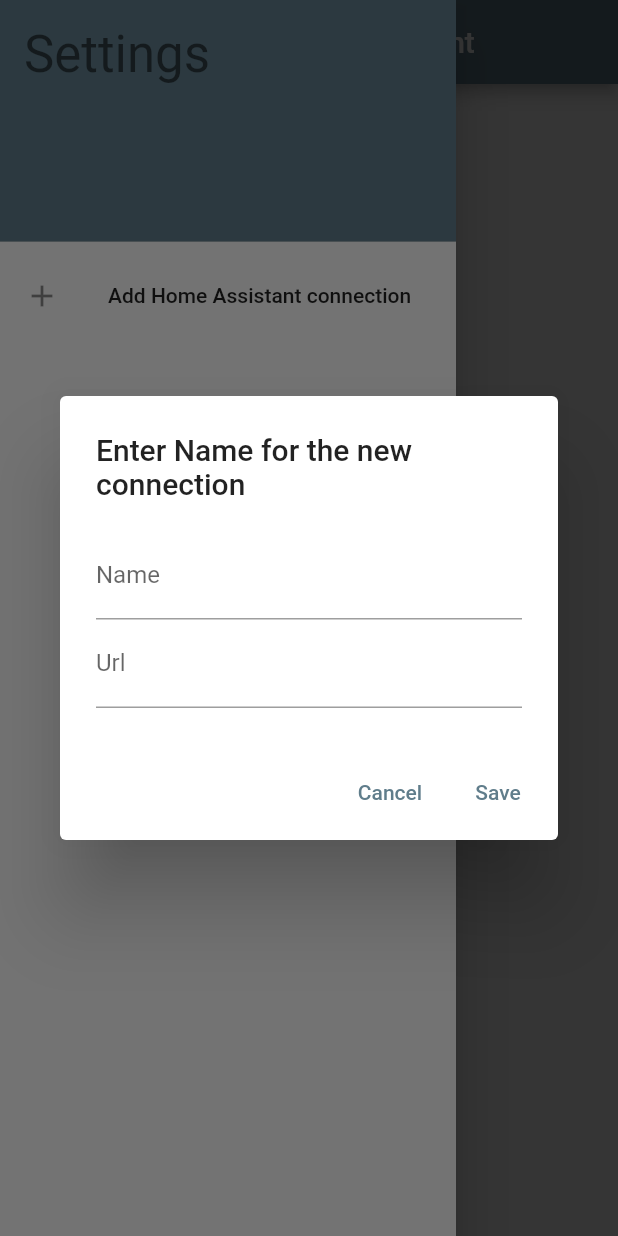
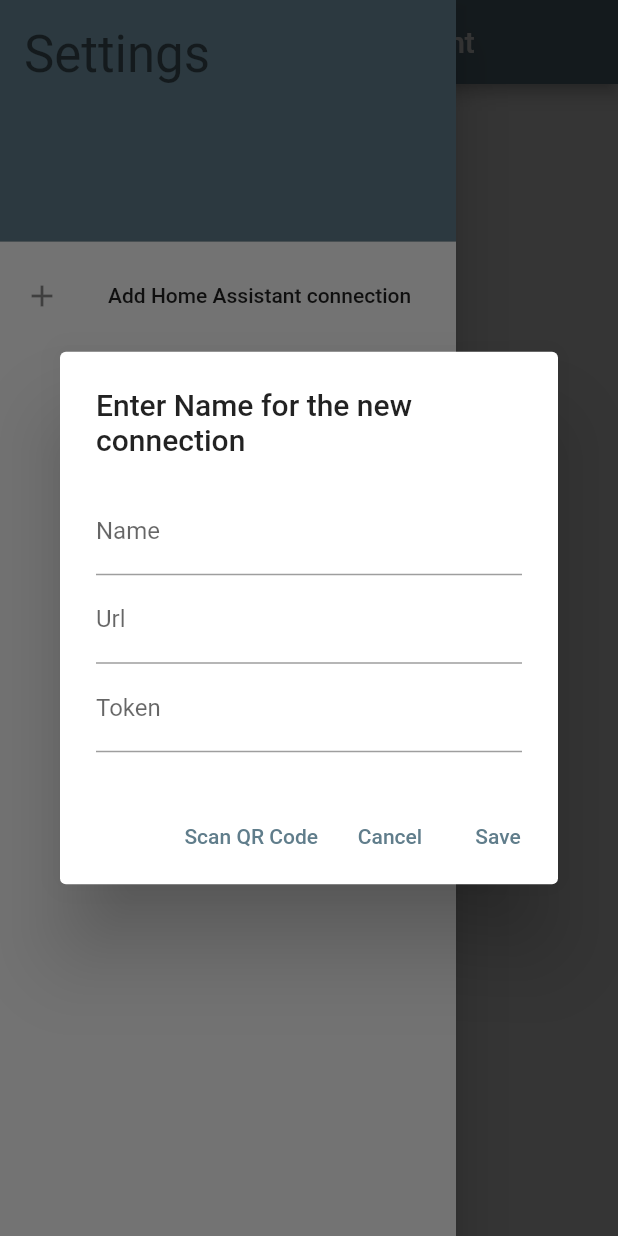
Before and after one commit to feelx88/fafnir, a Flutter app: the screen it shows after launch, in the side drawer, after a tap on "Add Home Assistant connection", on a phone screen of 412 x 824 dp. Run offline on Flutter 3.47's test engine with Material 2 defaults, Android fonts, the phone set to English and light mode, and no system bars; our stand-ins replace shared_preferences; missing offline and left inert: flutter_barcode_scanner, flutter_windowmanager.

Commit message:
Moved "add connection" dialog to own class.

```diff
--- a/lib/data/home_assistant_connection.dart
+++ b/lib/data/home_assistant_connection.dart
@@ -39,6 +39,6 @@
             .getStringList(key)
             ?.map((e) => HomeAssistantConnection.fromString(e))
             .toList(growable: true) ??
-        List.empty();
+        List.empty(growable: true);
   }
 }
--- /dev/null
+++ b/lib/dialogs/add_connection_dialog.dart
@@ -0,0 +1,55 @@
+import 'package:flutter/material.dart';
+import 'package:flutter_barcode_scanner/flutter_barcode_scanner.dart';
+
+class AddConnectionDialog {
+  static void create(BuildContext context, String? name, String? url,
+      String? token, Function saveCallback) async {
+    await showDialog(
+        context: context,
+        builder: (BuildContext context) => AlertDialog(
+              title: const Text('Enter Name for the new connection'),
+              content: Column(mainAxisSize: MainAxisSize.min, children: [
+                TextField(
+                  decoration: const InputDecoration(label: Text('Name')),
+                  controller: TextEditingController(text: name),
+                  onChanged: (value) => name = value,
+                ),
+                TextField(
+                  decoration: const InputDecoration(label: Text('Url')),
+                  controller: TextEditingController(text: url),
+                  onChanged: (value) => url = value,
+                ),
+                TextField(
+                  decoration: const InputDecoration(label: Text('Token')),
+                  controller: TextEditingController(text: token),
+                  onChanged: (value) => token = value,
+                ),
+              ]),
+              actions: [
+                TextButton(
+                    onPressed: () async {
+                      token = await FlutterBarcodeScanner.scanBarcode(
+                          '#${Colors.red.value.toRadixString(16)}',
+                          'Cancel',
+                          true,
+                          ScanMode.QR);
+                      Navigator.pop(context);
+                      AddConnectionDialog.create(
+                          context, name, url, token, saveCallback);
+                    },
+                    child: const Text('Scan QR Code')),
+                TextButton(
+                  child: const Text('Cancel'),
+                  onPressed: () {
+                    name = null;
+                    Navigator.pop(context);
+                  },
+                ),
+                TextButton(
+                  child: const Text('Save'),
+                  onPressed: () => saveCallback(name, url, token),
+                )
+              ],
+            ));
+  }
+}
--- a/lib/views/main_view.dart
+++ b/lib/views/main_view.dart
@@ -1,7 +1,7 @@
 import 'package:fafnir/constants.dart';
+import 'package:fafnir/dialogs/add_connection_dialog.dart';
 import 'package:flutter/material.dart';
 import 'package:flutter/widgets.dart';
-import 'package:flutter_barcode_scanner/flutter_barcode_scanner.dart';
 import 'package:shared_preferences/shared_preferences.dart';
 
 import '../data/home_assistant_connection.dart';
@@ -15,7 +15,6 @@
 }
 
 class _MainViewState extends State<MainView> {
-  String? _result;
   late List<HomeAssistantConnection> _homeAssistantConnections;
 
   _MainViewState() {
@@ -27,66 +26,22 @@
     });
   }
 
-  Future<void> _scanToken() async {
+  void _addConnection([String? name, String? url, String? token]) async {
+    AddConnectionDialog.create(context, name, url, token,
+        (name, url, token) async {
       SharedPreferences prefs = await SharedPreferences.getInstance();
-    String value = await FlutterBarcodeScanner.scanBarcode(
-        '#${Colors.red.value.toRadixString(16)}', 'Cancel', true, ScanMode.QR);
-    String? name, url;
-
-    if (value == '-1') {
-      await showDialog(
-          context: context,
-          builder: (BuildContext context) => AlertDialog(
-                title: const Text('Scan failed'),
-                actions: [
-                  TextButton(
-                      onPressed: () => Navigator.pop(context),
-                      child: const Text('Ok'))
-                ],
-              ));
-      return;
-    }
-
-    await showDialog(
-        context: context,
-        builder: (BuildContext context) => AlertDialog(
-              title: const Text('Enter Name for the new connection'),
-              content: Column(mainAxisSize: MainAxisSize.min, children: [
-                TextField(
-                  decoration: const InputDecoration(label: Text('Name')),
-                  onChanged: (value) => name = value,
-                ),
-                TextField(
-                  decoration: const InputDecoration(label: Text('Url')),
-                  onChanged: (value) => url = value,
-                )
-              ]),
-              actions: [
-                TextButton(
-                    onPressed: () {
-                      name = null;
-                      Navigator.pop(context);
-                    },
-                    child: const Text('Cancel')),
-                TextButton(
-                    onPressed: () => Navigator.pop(context),
-                    child: const Text('Save')),
-              ],
-            ));
-
-    if (name == null || url == null) {
-      return;
-    }
 
       List<HomeAssistantConnection> connections =
           HomeAssistantConnection.fromPrefs(prefs, homeAssistantUrlsKey);
       connections
-        .add(HomeAssistantConnection(name: name!, url: url!, token: value));
+          .add(HomeAssistantConnection(name: name!, url: url!, token: token!));
       HomeAssistantConnection.toPrefs(prefs, homeAssistantUrlsKey, connections);
 
       setState(() {
-      _result = value;
         _homeAssistantConnections = connections;
+      });
+
+      Navigator.pop(context);
     });
   }
 
@@ -100,6 +55,12 @@
                 ),
                 content: Text('Really delete connection ${connection.name}?'),
                 actions: [
+                  TextButton(
+                    onPressed: () => Navigator.pop(context),
+                    child: const Text(
+                      'Cancel',
+                    ),
+                  ),
                   TextButton(
                     onPressed: () async {
                       SharedPreferences prefs =
@@ -119,12 +80,6 @@
                       'Delete',
                     ),
                   ),
-                  TextButton(
-                    onPressed: () => Navigator.pop(context),
-                    child: const Text(
-                      'Cancel',
-                    ),
-                  )
                 ],
               );
             }) ??
@@ -150,7 +105,7 @@
           ListTile(
             leading: const Icon(Icons.add),
             title: const Text('Add Home Assistant connection'),
-            onTap: _scanToken,
+            onTap: _addConnection,
           ),
           ...(_homeAssistantConnections
               .map((e) => ListTile(
```
Lines whose indentation alone changed are shown as unchanged.
